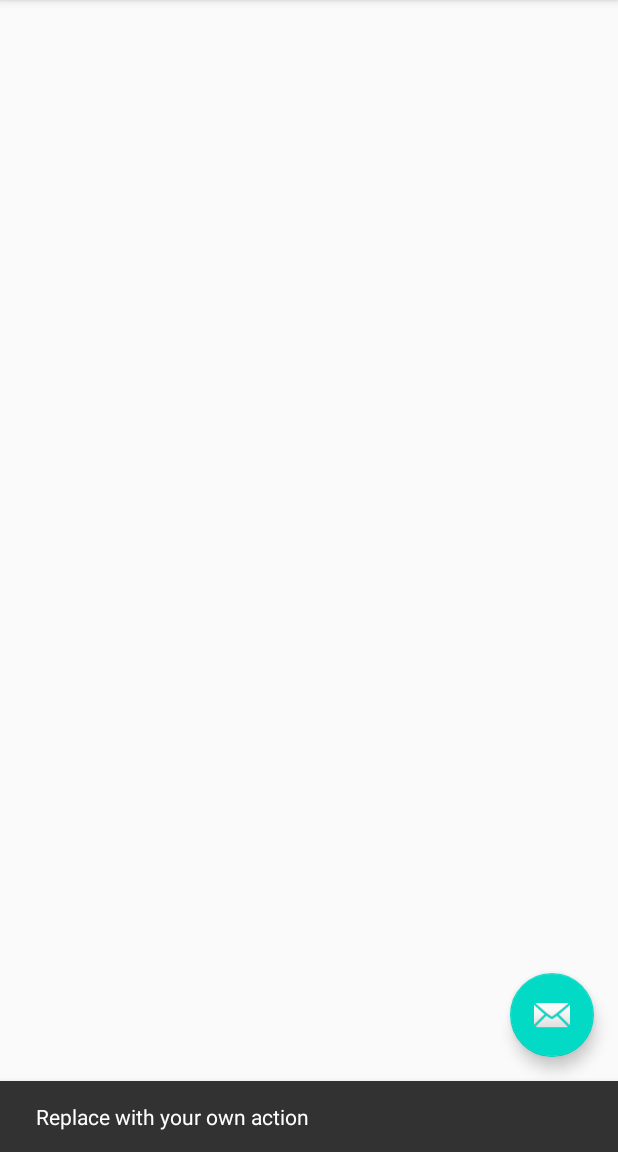
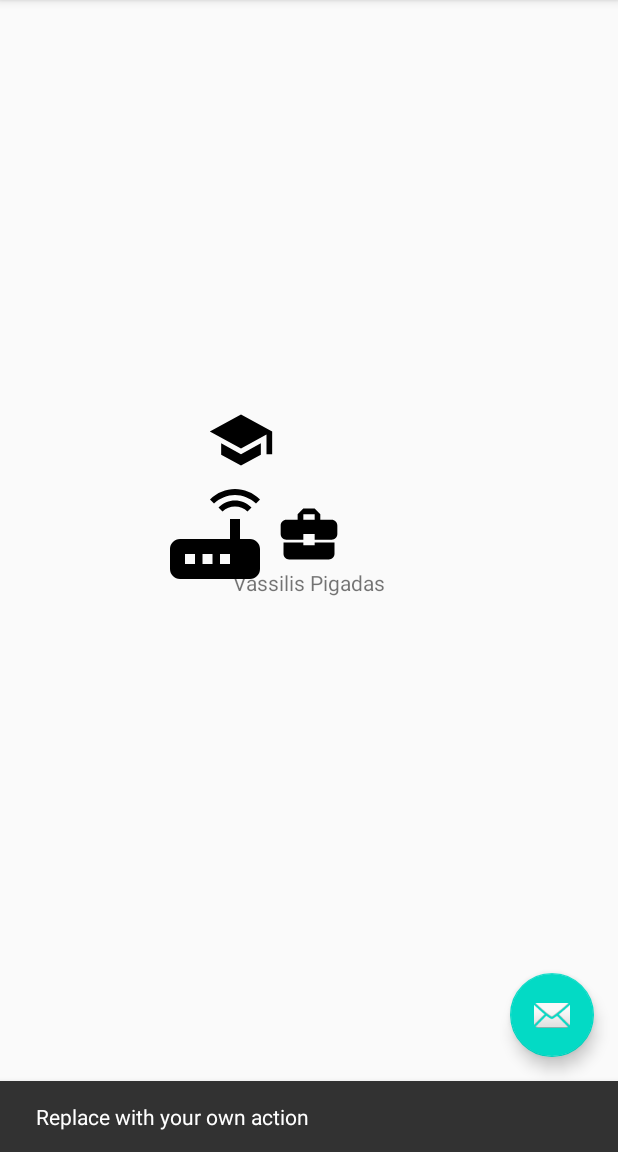
Before and after one commit to codehub-learn/android-devenv-setup, an Android app: the screen it shows after launch (MainActivity), after a tap on an icon or button, on a phone screen of 412 x 824 dp, the part 84-1236 px from its top. Run offline under Robolectric (Android 15) with nearby library versions, the phone set to English and light mode, and no system bars.

Commit message:
constraint layout

```diff
--- a/app/build.gradle
+++ b/app/build.gradle
@@ -41,12 +41,14 @@ dependencies {
     implementation fileTree(dir: 'libs', include: ['*.jar'])
     implementation "org.jetbrains.kotlin:kotlin-stdlib-jdk7:$kotlin_version"
     implementation 'androidx.appcompat:appcompat:1.1.0'
-    implementation 'androidx.core:core-ktx:1.2.0'
-    implementation 'com.google.android.material:material:1.1.0'
     implementation 'androidx.constraintlayout:constraintlayout:1.1.3'
-    implementation 'androidx.navigation:navigation-fragment-ktx:2.2.2'
-    implementation 'androidx.navigation:navigation-ui-ktx:2.2.2'
     testImplementation 'junit:junit:4.12'
     androidTestImplementation 'androidx.test.ext:junit:1.1.1'
     androidTestImplementation 'androidx.test.espresso:espresso-core:3.2.0'
+
+
+    implementation 'androidx.core:core-ktx:1.2.0'
+    implementation 'com.google.android.material:material:1.1.0'
+    implementation 'androidx.navigation:navigation-fragment-ktx:2.2.2'
+    implementation 'androidx.navigation:navigation-ui-ktx:2.2.2'
 }
--- /dev/null
+++ b/app/src/main/res/drawable/ic_business_center_black_24dp.xml
@@ -0,0 +1,9 @@
+<vector xmlns:android="http://schemas.android.com/apk/res/android"
+        android:width="24dp"
+        android:height="24dp"
+        android:viewportWidth="24.0"
+        android:viewportHeight="24.0">
+    <path
+        android:fillColor="#FF000000"
+        android:pathData="M10,16v-1L3.01,15L3,19c0,1.11 0.89,2 2,2h14c1.11,0 2,-0.89 2,-2v-4h-7v1h-4zM20,7h-4.01L15.99,5l-2,-2h-4l-2,2v2L4,7c-1.1,0 -2,0.9 -2,2v3c0,1.11 0.89,2 2,2h6v-2h4v2h6c1.1,0 2,-0.9 2,-2L22,9c0,-1.1 -0.9,-2 -2,-2zM14,7h-4L10,5h4v2z"/>
+</vector>
--- /dev/null
+++ b/app/src/main/res/drawable/ic_router_black_24dp.xml
@@ -0,0 +1,9 @@
+<vector xmlns:android="http://schemas.android.com/apk/res/android"
+        android:width="24dp"
+        android:height="24dp"
+        android:viewportWidth="24.0"
+        android:viewportHeight="24.0">
+    <path
+        android:fillColor="#FF000000"
+        android:pathData="M20.2,5.9l0.8,-0.8C19.6,3.7 17.8,3 16,3s-3.6,0.7 -5,2.1l0.8,0.8C13,4.8 14.5,4.2 16,4.2s3,0.6 4.2,1.7zM19.3,6.7c-0.9,-0.9 -2.1,-1.4 -3.3,-1.4s-2.4,0.5 -3.3,1.4l0.8,0.8c0.7,-0.7 1.6,-1 2.5,-1 0.9,0 1.8,0.3 2.5,1l0.8,-0.8zM19,13h-2L17,9h-2v4L5,13c-1.1,0 -2,0.9 -2,2v4c0,1.1 0.9,2 2,2h14c1.1,0 2,-0.9 2,-2v-4c0,-1.1 -0.9,-2 -2,-2zM8,18L6,18v-2h2v2zM11.5,18h-2v-2h2v2zM15,18h-2v-2h2v2z"/>
+</vector>
--- /dev/null
+++ b/app/src/main/res/drawable/ic_school_black_24dp.xml
@@ -0,0 +1,9 @@
+<vector xmlns:android="http://schemas.android.com/apk/res/android"
+        android:width="24dp"
+        android:height="24dp"
+        android:viewportWidth="24.0"
+        android:viewportHeight="24.0">
+    <path
+        android:fillColor="#FF000000"
+        android:pathData="M5,13.18v4L12,21l7,-3.82v-4L12,17l-7,-3.82zM12,3L1,9l11,6 9,-4.91V17h2V9L12,3z"/>
+</vector>
--- a/app/src/main/res/layout/activity_main.xml
+++ b/app/src/main/res/layout/activity_main.xml
@@ -20,7 +20,7 @@
 
     </com.google.android.material.appbar.AppBarLayout>
 
-    <include layout="@layout/content_main" />
+    <include layout="@layout/content_main_2" />
 
     <com.google.android.material.floatingactionbutton.FloatingActionButton
         android:id="@+id/fab"
--- a/app/src/main/res/layout/content_main.xml
+++ b/app/src/main/res/layout/content_main.xml
@@ -2,8 +2,41 @@
 <LinearLayout xmlns:android="http://schemas.android.com/apk/res/android"
     xmlns:app="http://schemas.android.com/apk/res-auto"
     android:layout_width="match_parent"
+    android:orientation="vertical"
     android:layout_height="match_parent"
     app:layout_behavior="@string/appbar_scrolling_view_behavior">
 
+    <TextView
+        android:layout_width="wrap_content"
+        android:layout_height="wrap_content"
+        android:text="Vassilis Pigadas" />
+
+    <Button
+        android:layout_width="match_parent"
+        android:layout_height="wrap_content"
+        android:text="Vassilis Pigadas" />
+
+    <LinearLayout
+        android:layout_width="match_parent"
+        android:layout_height="match_parent"
+        android:gravity="center"
+        android:orientation="horizontal">
+
+        <ImageView
+            android:layout_width="45dp"
+            android:layout_height="45dp"
+            android:src="@drawable/ic_business_center_black_24dp" />
+
+        <ImageView
+            android:layout_width="45dp"
+            android:layout_height="45dp"
+            android:src="@drawable/ic_business_center_black_24dp" />
+
+        <ImageView
+            android:layout_width="45dp"
+            android:layout_height="45dp"
+            android:src="@drawable/ic_business_center_black_24dp" />
+
+    </LinearLayout>
 
 </LinearLayout>
--- /dev/null
+++ b/app/src/main/res/layout/content_main_2.xml
@@ -0,0 +1,50 @@
+<?xml version="1.0" encoding="utf-8"?>
+<androidx.constraintlayout.widget.ConstraintLayout xmlns:android="http://schemas.android.com/apk/res/android"
+    xmlns:tools="http://schemas.android.com/tools"
+    android:layout_width="match_parent"
+    android:layout_height="match_parent"
+    xmlns:app="http://schemas.android.com/apk/res-auto">
+
+    <TextView
+        android:id="@+id/mainTxt"
+        android:layout_width="wrap_content"
+        app:layout_constraintRight_toRightOf="parent"
+        app:layout_constraintLeft_toLeftOf="parent"
+        app:layout_constraintTop_toBottomOf="@id/mainImg1"
+        android:text="Vassilis Pigadas"
+        android:layout_height="wrap_content"/>
+
+    <Button
+        android:id="@+id/mainBtn"
+        android:layout_width="match_parent"
+        android:text="Vassilis Pigadas"
+        app:layout_constraintBottom_toBottomOf="parent"
+        android:layout_height="wrap_content"/>
+
+    <ImageView
+        android:id="@+id/mainImg1"
+        android:layout_width="45dp"
+        android:layout_height="45dp"
+        android:src="@drawable/ic_business_center_black_24dp"
+        app:layout_constraintBottom_toBottomOf="parent"
+        app:layout_constraintRight_toRightOf="parent"
+        app:layout_constraintLeft_toLeftOf="parent"
+        app:layout_constraintTop_toTopOf="parent" />
+
+    <ImageView
+        android:id="@+id/mainImg2"
+        android:layout_width="80dp"
+        android:layout_height="80dp"
+        app:layout_constraintBottom_toBottomOf="parent"
+        app:layout_constraintTop_toTopOf="parent"
+        app:layout_constraintRight_toLeftOf="@id/mainImg1"
+        android:src="@drawable/ic_router_black_24dp" />
+
+    <ImageView
+        android:id="@+id/mainImg3"
+        android:layout_width="45dp"
+        android:layout_height="45dp"
+        android:src="@drawable/ic_school_black_24dp"
+        app:layout_constraintBottom_toTopOf="@+id/mainImg2"
+        app:layout_constraintRight_toRightOf="@+id/mainImg2" />
+</androidx.constraintlayout.widget.ConstraintLayout>
```
